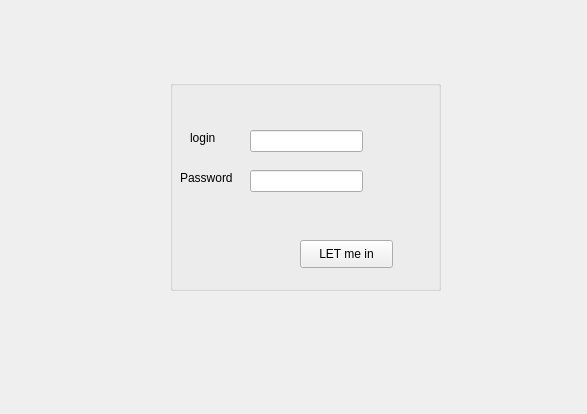
First picture: the form in Atelier_Connexionn/login.ui, repository Esprit-UP-Algo/projetcpp-2a39-smart-ecological-transport, before the edit.
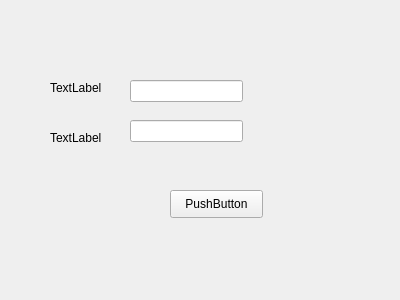
Second picture: the form after the edit.

The edit to the form file:
```diff
--- a/Atelier_Connexionn/login.ui
+++ b/Atelier_Connexionn/login.ui
@@ -6,84 +6,71 @@
    <rect>
     <x>0</x>
     <y>0</y>
-    <width>587</width>
-    <height>414</height>
+    <width>400</width>
+    <height>300</height>
    </rect>
   </property>
   <property name="windowTitle">
    <string>Form</string>
   </property>
-  <widget class="QGroupBox" name="groupBox">
+  <widget class="QPushButton" name="loginButton">
    <property name="geometry">
     <rect>
      <x>170</x>
+     <y>190</y>
+     <width>93</width>
+     <height>28</height>
+    </rect>
+   </property>
+   <property name="text">
+    <string>PushButton</string>
+   </property>
+  </widget>
+  <widget class="QLabel" name="label">
+   <property name="geometry">
+    <rect>
+     <x>50</x>
      <y>80</y>
-     <width>271</width>
-     <height>211</height>
+     <width>56</width>
+     <height>16</height>
     </rect>
    </property>
-   <property name="title">
-    <string/>
+   <property name="text">
+    <string>TextLabel</string>
    </property>
-   <widget class="QLabel" name="label">
-    <property name="geometry">
-     <rect>
-      <x>20</x>
-      <y>50</y>
-      <width>56</width>
-      <height>16</height>
-     </rect>
-    </property>
-    <property name="text">
-     <string>login</string>
-    </property>
-   </widget>
-   <widget class="QLabel" name="label_2">
-    <property name="geometry">
-     <rect>
-      <x>10</x>
-      <y>90</y>
-      <width>56</width>
-      <height>16</height>
-     </rect>
-    </property>
-    <property name="text">
-     <string>Password</string>
-    </property>
-   </widget>
-   <widget class="QLineEdit" name="lineEdit">
-    <property name="geometry">
-     <rect>
-      <x>80</x>
-      <y>50</y>
-      <width>113</width>
-      <height>22</height>
-     </rect>
-    </property>
-   </widget>
-   <widget class="QLineEdit" name="lineEdit_2">
-    <property name="geometry">
-     <rect>
-      <x>80</x>
-      <y>90</y>
-      <width>113</width>
-      <height>22</height>
-     </rect>
-    </property>
-   </widget>
-   <widget class="QPushButton" name="pushButton">
-    <property name="geometry">
-     <rect>
-      <x>130</x>
-      <y>160</y>
-      <width>93</width>
-      <height>28</height>
-     </rect>
-    </property>
-    <property name="text">
-     <string>LET me in</string>
-    </property>
-   </widget>
+  </widget>
+  <widget class="QLabel" name="label_2">
+   <property name="geometry">
+    <rect>
+     <x>50</x>
+     <y>130</y>
+     <width>56</width>
+     <height>16</height>
+    </rect>
+   </property>
+   <property name="text">
+    <string>TextLabel</string>
+   </property>
+  </widget>
+  <widget class="QLineEdit" name="usernameLineEdit">
+   <property name="geometry">
+    <rect>
+     <x>130</x>
+     <y>80</y>
+     <width>113</width>
+     <height>22</height>
+    </rect>
+   </property>
+  </widget>
+  <widget class="QLineEdit" name="passwordLineEdit">
+   <property name="geometry">
+    <rect>
+     <x>130</x>
+     <y>120</y>
+     <width>113</width>
+     <height>22</height>
+    </rect>
+   </property>
   </widget>
  </widget>
  <resources/>
```
Left out of the diff: 4 changed lines with no effect on the pictures.
